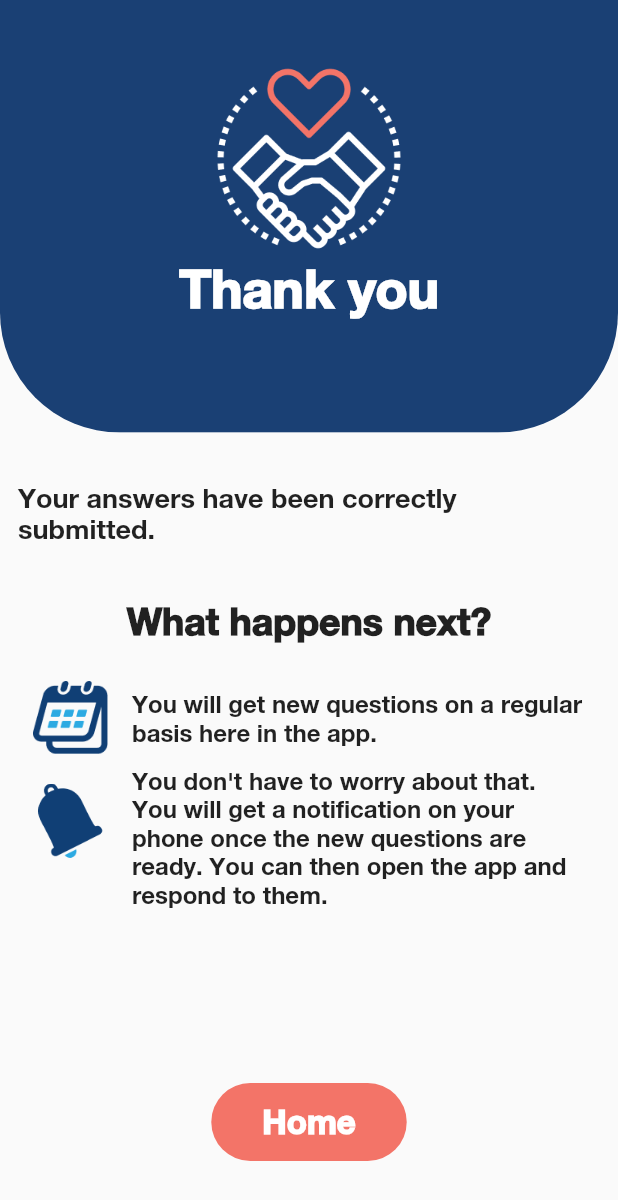
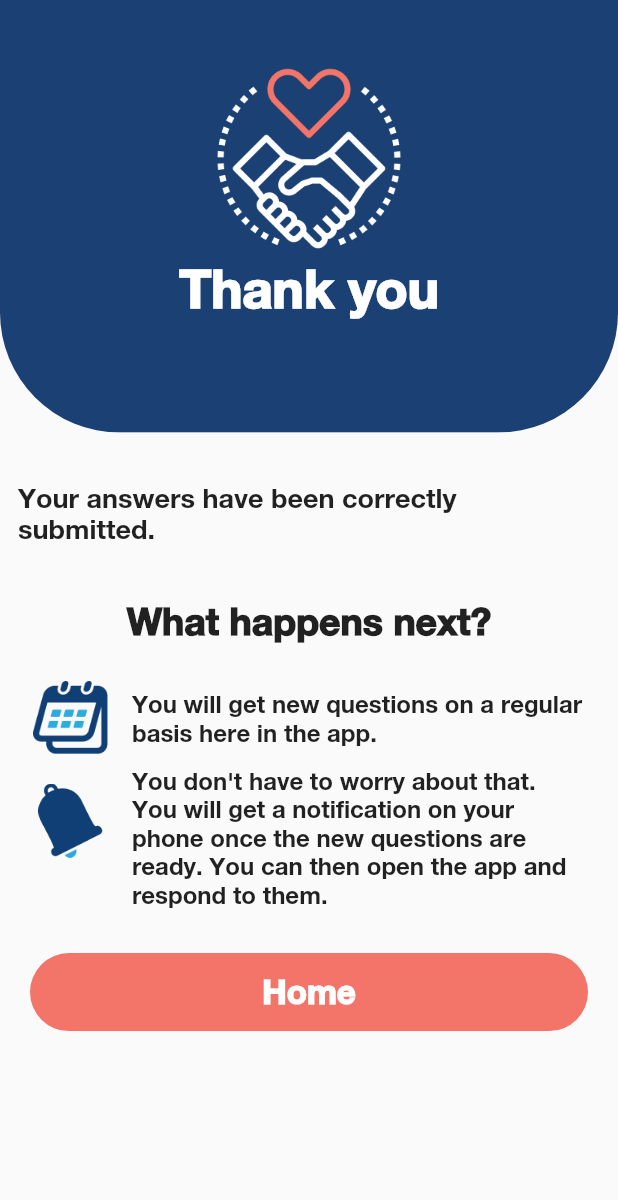
Before and after one commit to slavefreetrade/libertas_people, a Flutter app: the SurveyThankYouPage screen opened directly, on a phone screen of 412 x 824 dp. Shown: the top 1200 px of the screen. Run offline on Flutter 3.47's test engine with Material 2 defaults, Android fonts, the phone set to English and light mode, and no system bars; our stand-ins replace device_info, firebase_core, firebase_messaging, flutter_bloc, flutter_secure_storage, flutter_svg and 1 more; accounts and stored records are empty; generated files the repository leaves out were written again.

Commit message:
fix(survey): edits to thank you page

```diff
--- a/lib/features/survey/survey_thankyou_page.dart
+++ b/lib/features/survey/survey_thankyou_page.dart
@@ -8,7 +8,7 @@ class SurveyThankYouPage extends StatelessWidget {
   Widget build(BuildContext context) {
     final double height = MediaQuery.of(context).size.height;
     return Scaffold(
-      body: Column(
+      body: ListView(
         children: [
           Stack(
             children: [
@@ -44,9 +44,7 @@ class SurveyThankYouPage extends StatelessWidget {
               )
             ],
           ),
-          const SizedBox(
-            height: 20,
-          ),
+          const SizedBox(height: 20),
           Padding(
             padding: const EdgeInsets.all(12.0),
             child: Text(
@@ -56,21 +54,17 @@ class SurveyThankYouPage extends StatelessWidget {
               style: const TextStyle(fontSize: 18),
             ),
           ),
-          const SizedBox(
-            height: 25,
-          ),
+          const SizedBox(height: 25),
           Center(
             child: Text(
               S.of(context).whatHappensNext,
               style: const TextStyle(fontSize: 25, fontWeight: FontWeight.bold),
             ),
           ),
-          const SizedBox(
-            height: 15,
-          ),
-          Expanded(
-            child: ListView(
-              padding: const EdgeInsets.all(6.0),
+          const SizedBox(height: 15),
+          Padding(
+            padding: const EdgeInsets.all(6.0),
+            child: Column(
               children: <Widget>[
                 ListTile(
                   leading: const SizedBox(
@@ -94,12 +88,15 @@ class SurveyThankYouPage extends StatelessWidget {
             ),
           ),
           const SizedBox(height: 20),
-          ButtonOrangeColor(
-            label: S.of(context).returnHome,
-            onPressed: () {
-              Navigator.of(context).pushReplacement(
-                  MaterialPageRoute(builder: (context) => TabBarController()));
-            },
+          Padding(
+            padding: const EdgeInsets.symmetric(horizontal: 20),
+            child: ButtonOrangeColor(
+              label: S.of(context).returnHome,
+              onPressed: () {
+                Navigator.of(context).pushReplacement(MaterialPageRoute(
+                    builder: (context) => TabBarController()));
+              },
+            ),
           ),
           const SizedBox(height: 50),
         ],
```
